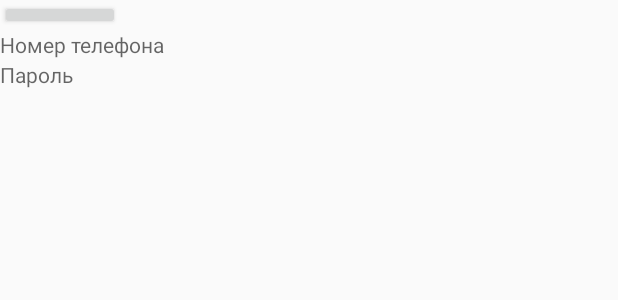
After one commit to OleksandrYemolenko/VarusDelivery, an Android app: the layout activity_login.xml on its own in the app's theme, with its tools: preview values and no code run, on a phone screen of 412 x 824 dp. The commit adds this screen. Shown: the top 300 px of the screen. Run offline under Robolectric (Android 15) with nearby library versions, the phone set to English and light mode, and no system bars.

Commit message:
Added registration + login

```diff
--- a/app/src/main/AndroidManifest.xml
+++ b/app/src/main/AndroidManifest.xml
@@ -11,7 +11,7 @@
         android:supportsRtl="true"
         android:theme="@style/AppTheme">
         <activity
-            android:name=".MainActivity"
+            android:name=".RegisterScreenActivity"
             android:label="@string/app_name"
             android:theme="@style/AppTheme.NoActionBar">
             <intent-filter>
--- a/app/src/main/java/KNU_kitkat/varusdelivery/MainActivity.java
+++ b/app/src/main/java/KNU_kitkat/varusdelivery/StartScreenActivity.java
@@ -21,8 +21,9 @@ import androidx.appcompat.widget.Toolbar;
 
 import android.view.Menu;
 
-public class MainActivity extends AppCompatActivity {
+public class StartScreenActivity extends AppCompatActivity {
 
+    public static final String STORAGE_NAME = "STORAGE";
     private AppBarConfiguration mAppBarConfiguration;
 
     @Override
--- /dev/null
+++ b/app/src/main/res/layout/activity_login.xml
@@ -0,0 +1,22 @@
+<?xml version="1.0" encoding="utf-8"?>
+<LinearLayout xmlns:android="http://schemas.android.com/apk/res/android"
+    android:orientation="vertical"
+    android:layout_width="match_parent"
+    android:layout_height="match_parent">
+
+    <Button
+        android:layout_width="80dp"
+        android:layout_height="20dp"
+        android:id="@+id/loginLButton"/>
+    <TextView
+        android:layout_width="wrap_content"
+        android:layout_height="20dp"
+        android:id="@+id/numberL"
+        android:hint="Номер телефона"/>
+    <TextView
+        android:layout_width="wrap_content"
+        android:layout_height="20dp"
+        android:id="@+id/passL"
+        android:hint="Пароль"/>
+
+</LinearLayout>
--- a/app/src/main/res/layout/app_bar_main.xml
+++ b/app/src/main/res/layout/app_bar_main.xml
@@ -4,7 +4,7 @@
     xmlns:tools="http://schemas.android.com/tools"
     android:layout_width="match_parent"
     android:layout_height="match_parent"
-    tools:context=".MainActivity">
+    tools:context=".StartScreenActivity">
 
     <com.google.android.material.appbar.AppBarLayout
         android:layout_width="match_parent"
```
Also changed, not shown: app/src/main/java/KNU_kitkat/varusdelivery/LoginScreenActivity.java (added, +73 -0 lines), app/src/main/java/KNU_kitkat/varusdelivery/RegisterScreenActivity.java (added, +94 -0 lines), app/src/main/res/layout-port/activity_register_screen.xml (added, +32 -0 lines).
